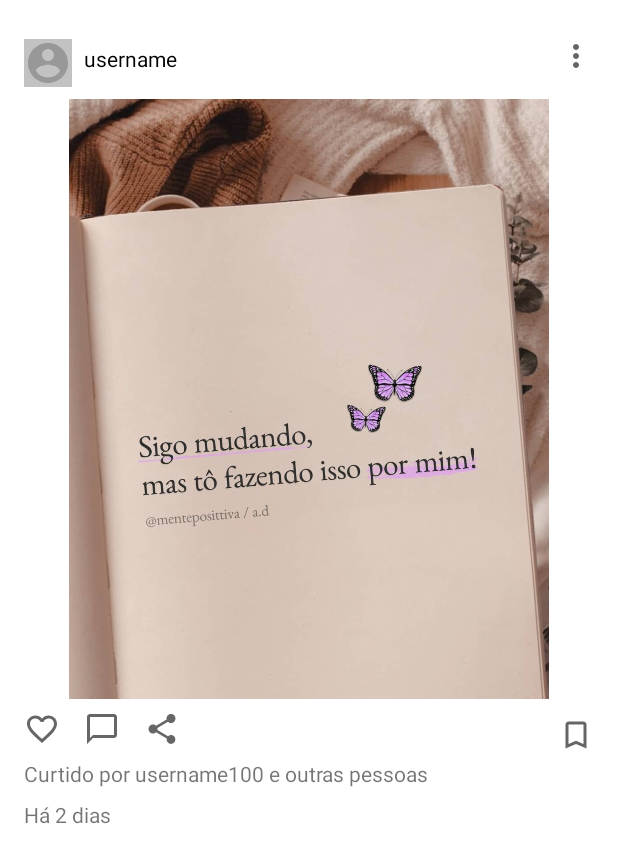
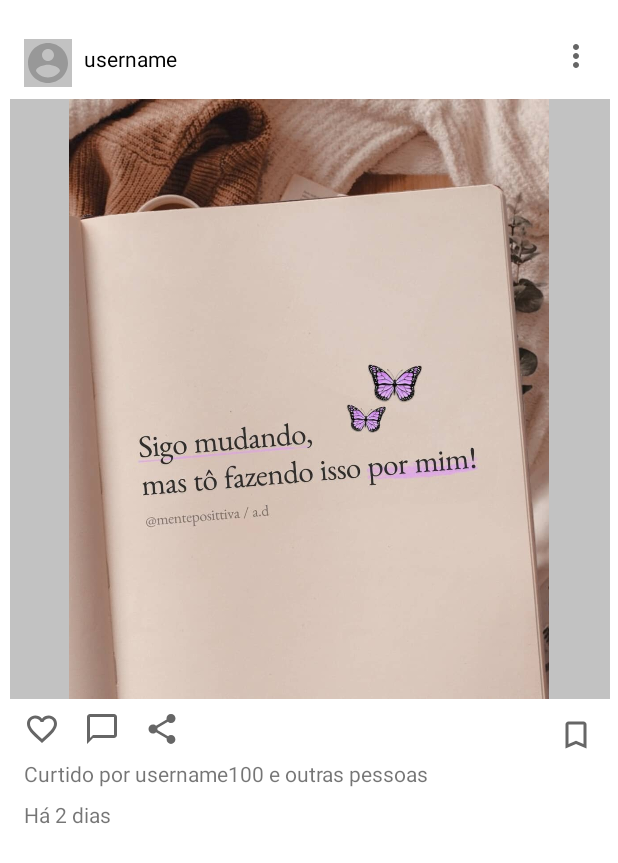
Before and after one commit to edilsonvilarinho/mygram, an Android app: the layout list_item_post.xml on its own in the app's theme, with its tools: preview values and no code run, on a phone screen of 412 x 824 dp. Shown: the top 863 px of the screen. Run offline under Robolectric (Android 15) with nearby library versions, the phone set to English and light mode, and no system bars.

Commit message:
dicionado o shimmer para loading de carregamento dos storys e posts

```diff
--- a/app/src/main/res/layout/list_item_post.xml
+++ b/app/src/main/res/layout/list_item_post.xml
@@ -41,12 +41,28 @@
         app:layout_constraintStart_toEndOf="@+id/picture"
         app:layout_constraintTop_toTopOf="parent" />
 
+
+    <com.facebook.shimmer.ShimmerFrameLayout
+        android:id="@+id/shimmerLayoutPicturePostImg"
+        android:layout_width="400dp"
+        android:layout_height="400dp"
+        android:layout_marginStart="6dp"
+        android:layout_marginTop="8dp"
+        android:layout_marginEnd="5dp"
+        android:layout_marginBottom="8dp"
+        app:layout_constraintBottom_toTopOf="@+id/imageView2"
+        app:layout_constraintEnd_toEndOf="parent"
+        app:layout_constraintStart_toStartOf="parent"
+        app:layout_constraintTop_toBottomOf="@+id/shimmerLayoutPicturePostUsername">
+
+        <include layout="@layout/post_picture_img_shimmer" />
+    </com.facebook.shimmer.ShimmerFrameLayout>
+
     <ImageView
         android:id="@+id/imageView"
         android:layout_width="400dp"
         android:layout_height="400dp"
         android:layout_marginTop="8dp"
-        android:src="@drawable/img_post"
         app:layout_constraintEnd_toEndOf="parent"
         app:layout_constraintStart_toStartOf="parent"
         app:layout_constraintTop_toBottomOf="@+id/picture"
@@ -133,17 +149,4 @@
         app:layout_constraintStart_toStartOf="parent"
         app:layout_constraintTop_toBottomOf="@+id/textView2" />
 
-
-    <ProgressBar
-        android:id="@+id/progressBarImg"
-        style="?android:attr/progressBarStyle"
-        android:layout_width="400dp"
-        android:layout_height="400dp"
-        android:visibility="gone"
-        app:layout_constraintBottom_toTopOf="@+id/imageView2"
-        app:layout_constraintEnd_toEndOf="parent"
-        app:layout_constraintStart_toStartOf="parent"
-        app:layout_constraintTop_toBottomOf="@+id/username" />
-
-
 </androidx.constraintlayout.widget.ConstraintLayout>
```
Also changed, not shown: app/src/main/java/br/com/edilsonvilarinho/mygram/ui/view/main/adpter/PostRecyclerViewAdapter.kt (+5 -5 lines), app/src/main/res/layout/post_picture_img_shimmer.xml (added, +16 -0 lines).
